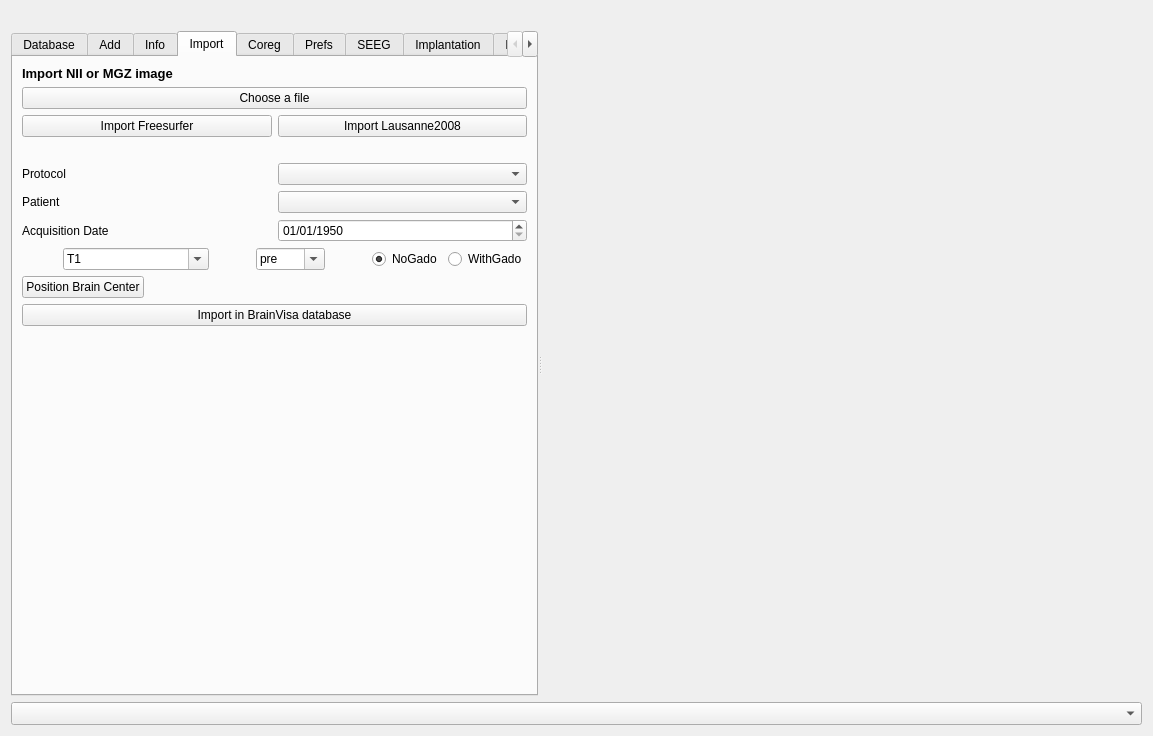
Old version of the form ImageImport.ui in the repository IntrAnatSEEGSoftware/IntrAnat.
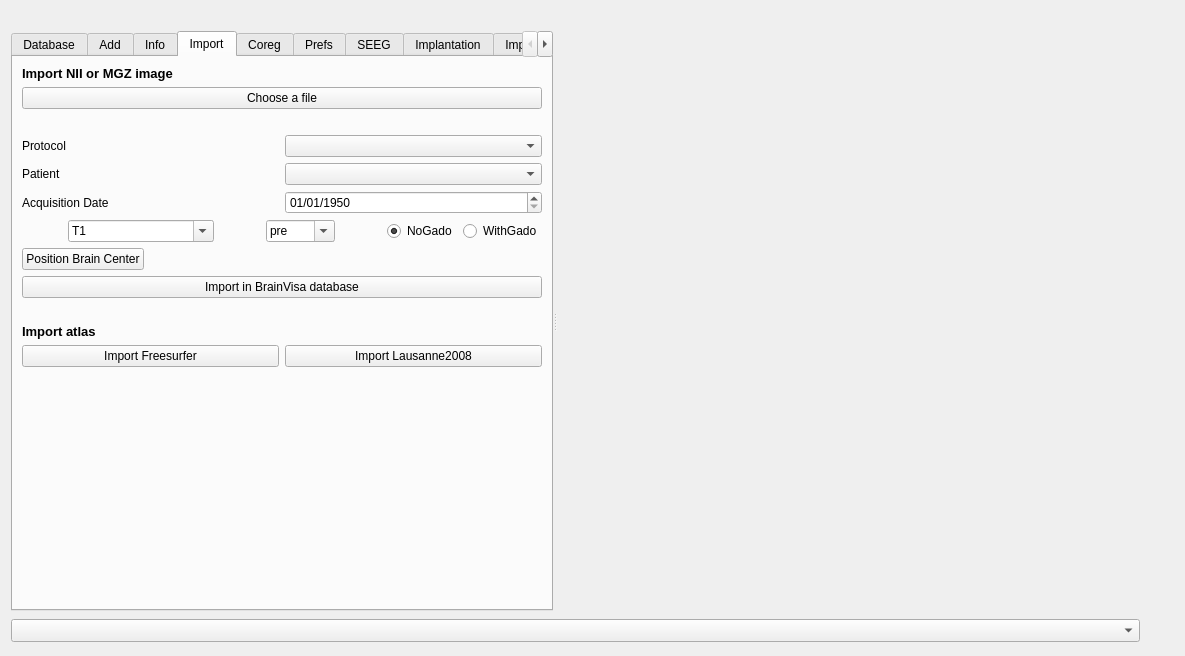
New version of the form. The open tabs and pages were chosen to show the change.

Commit message: Fix some ImageImport UI details

Patch:
```diff
--- a/ImageImport.ui
+++ b/ImageImport.ui
@@ -6,8 +6,8 @@
    <rect>
     <x>0</x>
     <y>0</y>
-    <width>809</width>
-    <height>736</height>
+    <width>1185</width>
+    <height>656</height>
    </rect>
   </property>
   <property name="windowTitle">
@@ -481,7 +481,7 @@
        </attribute>
        <layout class="QVBoxLayout" name="verticalLayout_11">
         <item>
-         <widget class="QLabel" name="label_23">
+         <widget class="QLabel" name="label_56">
           <property name="font">
            <font>
             <pointsize>10</pointsize>
@@ -501,24 +501,6 @@
           </property>
          </widget>
         </item>
-        <item>
-         <layout class="QHBoxLayout" name="horizontalLayout_22">
-          <item>
-           <widget class="QPushButton" name="ImportFSoutputspushButton">
-            <property name="text">
-             <string>Import Freesurfer</string>
-            </property>
-           </widget>
-          </item>
-          <item>
-           <widget class="QPushButton" name="buttonImportLausanne">
-            <property name="text">
-             <string>Import Lausanne2008</string>
-            </property>
-           </widget>
-          </item>
-         </layout>
-        </item>
         <item>
          <widget class="QLabel" name="niftiFileLabel">
           <property name="sizePolicy">
@@ -793,6 +775,54 @@
           </property>
          </widget>
         </item>
+        <item>
+         <spacer name="verticalSpacer_7">
+          <property name="orientation">
+           <enum>Qt::Vertical</enum>
+          </property>
+          <property name="sizeType">
+           <enum>QSizePolicy::Fixed</enum>
+          </property>
+          <property name="sizeHint" stdset="0">
+           <size>
+            <width>20</width>
+            <height>20</height>
+           </size>
+          </property>
+         </spacer>
+        </item>
+        <item>
+         <widget class="QLabel" name="label_23">
+          <property name="font">
+           <font>
+            <pointsize>10</pointsize>
+            <weight>75</weight>
+            <bold>true</bold>
+           </font>
+          </property>
+          <property name="text">
+           <string>Import atlas</string>
+          </property>
+         </widget>
+        </item>
+        <item>
+         <layout class="QHBoxLayout" name="horizontalLayout_22">
+          <item>
+           <widget class="QPushButton" name="ImportFSoutputspushButton">
+            <property name="text">
+             <string>Import Freesurfer</string>
+            </property>
+           </widget>
+          </item>
+          <item>
+           <widget class="QPushButton" name="buttonImportLausanne">
+            <property name="text">
+             <string>Import Lausanne2008</string>
+            </property>
+           </widget>
+          </item>
+         </layout>
+        </item>
         <item>
          <spacer name="verticalSpacer">
           <property name="orientation">
@@ -2328,21 +2358,56 @@
     </widget>
    </item>
    <item>
-    <widget class="QComboBox" name="statusCombo">
-     <property name="sizePolicy">
-      <sizepolicy hsizetype="Preferred" vsizetype="Minimum">
-       <horstretch>0</horstretch>
-       <verstretch>0</verstretch>
-      </sizepolicy>
-     </property>
-     <property name="font">
-      <font>
-       <pointsize>10</pointsize>
-       <weight>75</weight>
-       <bold>true</bold>
-      </font>
-     </property>
-    </widget>
+    <layout class="QHBoxLayout" name="horizontalLayout_19">
+     <item>
+      <widget class="QComboBox" name="statusCombo">
+       <property name="sizePolicy">
+        <sizepolicy hsizetype="MinimumExpanding" vsizetype="Fixed">
+         <horstretch>0</horstretch>
+         <verstretch>0</verstretch>
+        </sizepolicy>
+       </property>
+       <property name="font">
+        <font>
+         <pointsize>10</pointsize>
+         <weight>75</weight>
+         <bold>true</bold>
+        </font>
+       </property>
+      </widget>
+     </item>
+     <item>
+      <widget class="QPushButton" name="showAnatomist">
+       <property name="sizePolicy">
+        <sizepolicy hsizetype="Preferred" vsizetype="Preferred">
+         <horstretch>0</horstretch>
+         <verstretch>0</verstretch>
+        </sizepolicy>
+       </property>
+       <property name="minimumSize">
+        <size>
+         <width>28</width>
+         <height>28</height>
+        </size>
+       </property>
+       <property name="maximumSize">
+        <size>
+         <width>28</width>
+         <height>28</height>
+        </size>
+       </property>
+       <property name="text">
+        <string/>
+       </property>
+       <property name="checkable">
+        <bool>true</bool>
+       </property>
+       <property name="flat">
+        <bool>true</bool>
+       </property>
+      </widget>
+     </item>
+    </layout>
    </item>
   </layout>
  </widget>
```
Left out of the diff: 7 changed lines with no effect on the pictures. The commit also changes 1 other file.
